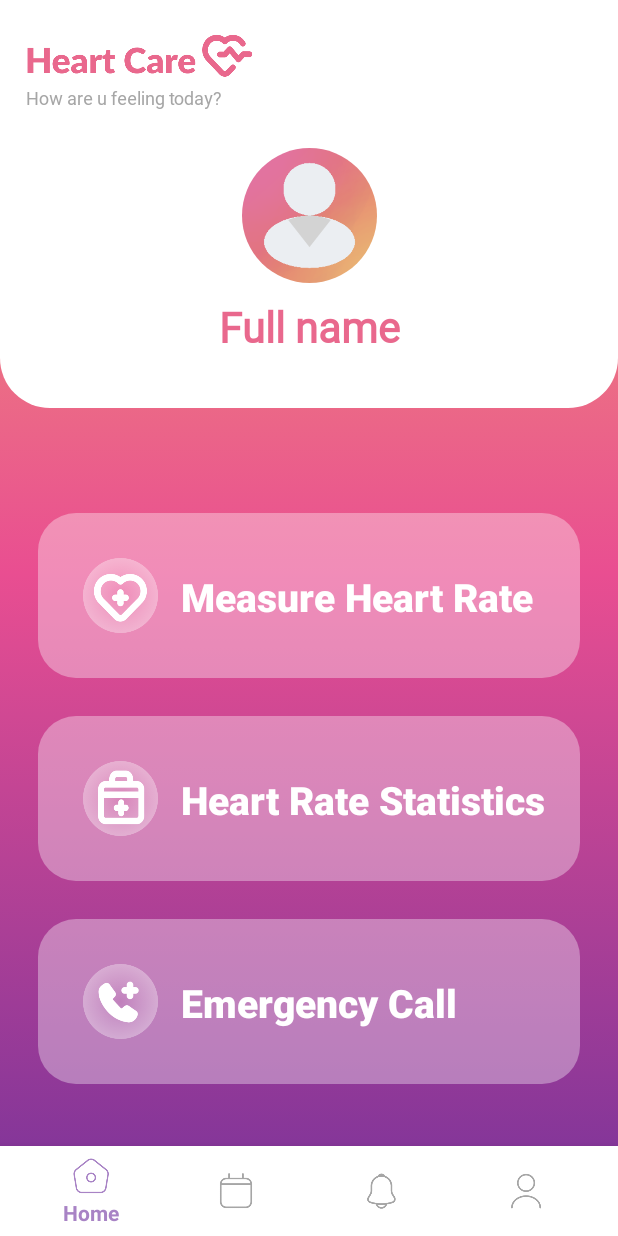
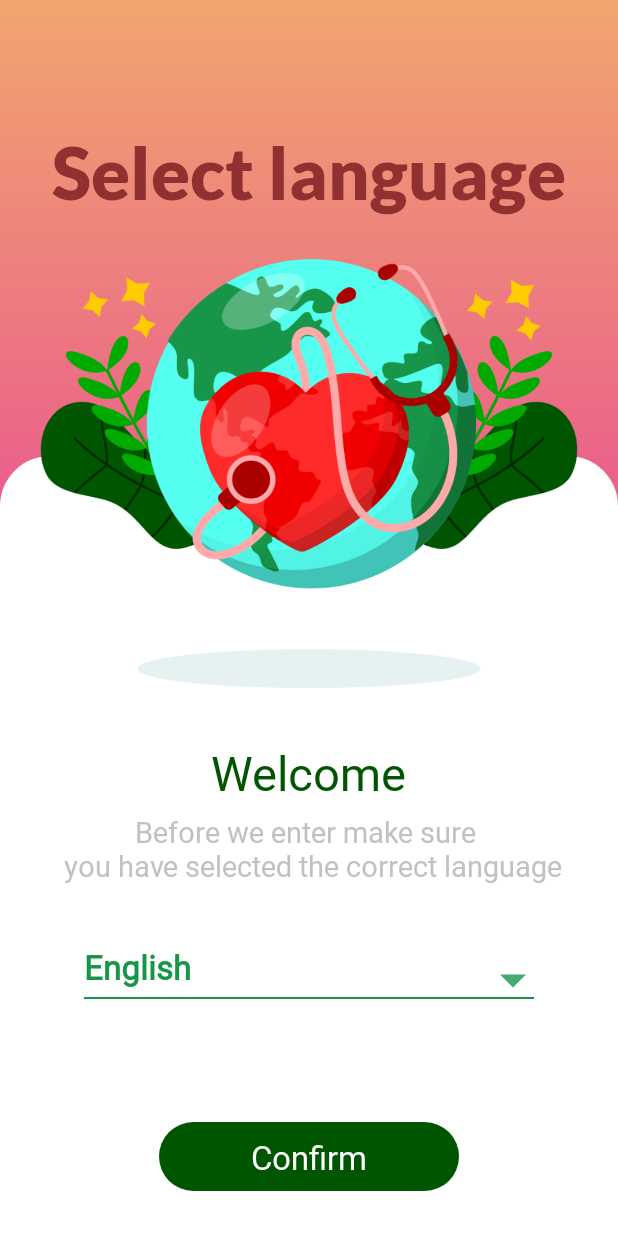
Before and after one commit to NVThangz/HeartCare, an Android app: the screen it shows after launch (MainActivity before the commit, SelectLanguage after it), on a phone screen of 412 x 824 dp. Run offline under Robolectric (Android 15) with nearby library versions, the phone set to English and light mode, and no system bars.

Commit message:
Update HeartCare

```diff
--- a/frontend/app/src/main/AndroidManifest.xml
+++ b/frontend/app/src/main/AndroidManifest.xml
@@ -23,7 +23,7 @@
             android:screenOrientation="portrait"
             android:theme="@style/AppTheme.NoStatusBar">
             <intent-filter>
-                <action android:name="android.intent.action.MAIN" />
+<!--                <action android:name="android.intent.action.MAIN" />-->
                 <category android:name="android.intent.category.LAUNCHER" />
             </intent-filter>
         </activity>
@@ -67,7 +67,7 @@
             android:screenOrientation="portrait"
             android:theme="@style/AppTheme.NoStatusBar">
             <intent-filter>
-<!--                <action android:name="android.intent.action.MAIN" />-->
+                <action android:name="android.intent.action.MAIN" />
                 <category android:name="android.intent.category.LAUNCHER" />
             </intent-filter>
         </activity>
@@ -111,7 +111,7 @@
             android:screenOrientation="portrait"
             android:theme="@style/AppTheme.NoStatusBar">
             <intent-filter>
-                <action android:name="android.intent.action.MAIN" />
+<!--                <action android:name="android.intent.action.MAIN" />-->
                 <category android:name="android.intent.category.LAUNCHER" />
             </intent-filter>
         </activity>
--- a/frontend/app/src/main/java/com/example/heartcare/activity/SelectLanguage.java
+++ b/frontend/app/src/main/java/com/example/heartcare/activity/SelectLanguage.java
@@ -3,7 +3,9 @@ package com.example.heartcare.activity;
 import static com.example.heartcare.utilities.Constants.languages;
 import static com.example.heartcare.utilities.Constants.languages_ISO_639;
 
+import android.content.Context;
 import android.content.Intent;
+import android.content.SharedPreferences;
 import android.content.res.Configuration;
 import android.content.res.Resources;
 import android.os.Bundle;
@@ -32,6 +34,12 @@ public class SelectLanguage extends AppCompatActivity {
         Configuration configuration = resources.getConfiguration();
         configuration.setLocale(locale);
         resources.updateConfiguration(configuration, resources.getDisplayMetrics());
+
+        SharedPreferences sharedPreferences = getSharedPreferences("HeartCare", Context.MODE_PRIVATE);
+        SharedPreferences.Editor editor = sharedPreferences.edit();
+        editor.putString("language", languagesISO639);
+        editor.apply();
+
     }
 
     private void map() {
--- a/frontend/app/src/main/java/com/example/heartcare/activity/SignIn.java
+++ b/frontend/app/src/main/java/com/example/heartcare/activity/SignIn.java
@@ -76,7 +76,7 @@ public class SignIn extends AppCompatActivity {
         if(refreshToken != null) {
             try {
                 Backend.refresh(refreshToken, sharedPreferences);
-                Toast.makeText(getApplicationContext(), "Logged in successfully", Toast.LENGTH_SHORT).show();
+                Toast.makeText(getApplicationContext(), getResources().getString(R.string.logged_in_successfully), Toast.LENGTH_SHORT).show();
                 Intent intent = new Intent(SignIn.this, MainActivity.class);
                 startActivity(intent);
                 finish();
--- a/frontend/app/src/main/java/com/example/heartcare/activity/Welcome.java
+++ b/frontend/app/src/main/java/com/example/heartcare/activity/Welcome.java
@@ -2,12 +2,18 @@ package com.example.heartcare.activity;
 
 import android.content.Context;
 import android.content.Intent;
+import android.content.SharedPreferences;
+import android.content.res.Configuration;
+import android.content.res.Resources;
 import android.os.Bundle;
 
 import androidx.appcompat.app.AppCompatActivity;
 
 import com.example.heartcare.R;
 
+import org.intellij.lang.annotations.Language;
+
+import java.util.Locale;
 import java.util.Timer;
 import java.util.TimerTask;
 
@@ -18,15 +24,37 @@ public class Welcome extends AppCompatActivity {
         super.onCreate(savedInstanceState);
         setContentView(R.layout.activity_welcome);
 
+        SharedPreferences sharedPreferences = getSharedPreferences("HeartCare", Context.MODE_PRIVATE);
+        String language = sharedPreferences.getString("language", null);
+        if (language == null) {
+            Timer timer = new Timer();
+            timer.schedule(new TimerTask() {
+                @Override
+                public void run() {
+                    Intent intent = new Intent(Welcome.this, SelectLanguage.class);
+                    startActivity(intent);
+                    finish();
+                }
+            }, 2000);
+            return;
+        }
+
+        Locale locale = new Locale(language);
+        Resources resources = getResources();
+        Configuration configuration = resources.getConfiguration();
+        configuration.setLocale(locale);
+        resources.updateConfiguration(configuration, resources.getDisplayMetrics());
+
         Timer timer = new Timer();
         timer.schedule(new TimerTask() {
             @Override
             public void run() {
-                Intent intent = new Intent(Welcome.this, SelectLanguage.class);
+                Intent intent = new Intent(Welcome.this, SignIn.class);
                 startActivity(intent);
                 finish();
             }
         }, 2000);
+
     }
 
 }
--- a/frontend/app/src/main/res/layout/fragment_home.xml
+++ b/frontend/app/src/main/res/layout/fragment_home.xml
@@ -64,7 +64,7 @@
                 app:layout_constraintTop_toBottomOf="@+id/tv_1" />
 
             <TextView
-                android:id="@+id/full_name"
+                android:id="@+id/tv_full_name"
                 android:layout_width="wrap_content"
                 android:layout_height="wrap_content"
                 android:layout_marginTop="10dp"
--- a/frontend/app/src/main/res/values/strings.xml
+++ b/frontend/app/src/main/res/values/strings.xml
@@ -114,4 +114,5 @@
     <string name="your_new_password_must_be_different_nfrom_previously_used_password">Your New Password Must Be Different\nFrom Previously Used Password</string>
     <string name="new_password">New Password</string>
     <string name="notificationResend">Resent verification code</string>
+    <string name="logged_in_successfully">Logged in successfully</string>
 </resources>
```
Also changed, not shown: frontend/app/src/main/java/com/example/heartcare/fragment/HomeFragment.java (+9 -0 lines), 2 other files.
